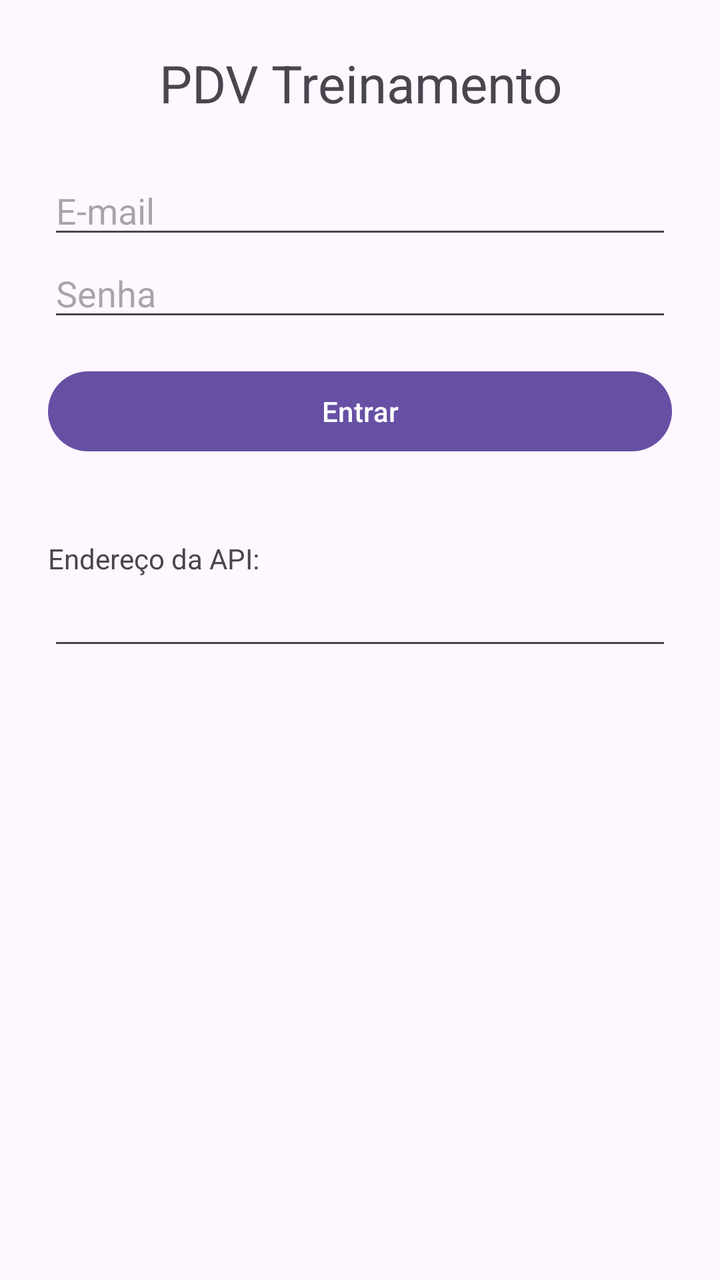
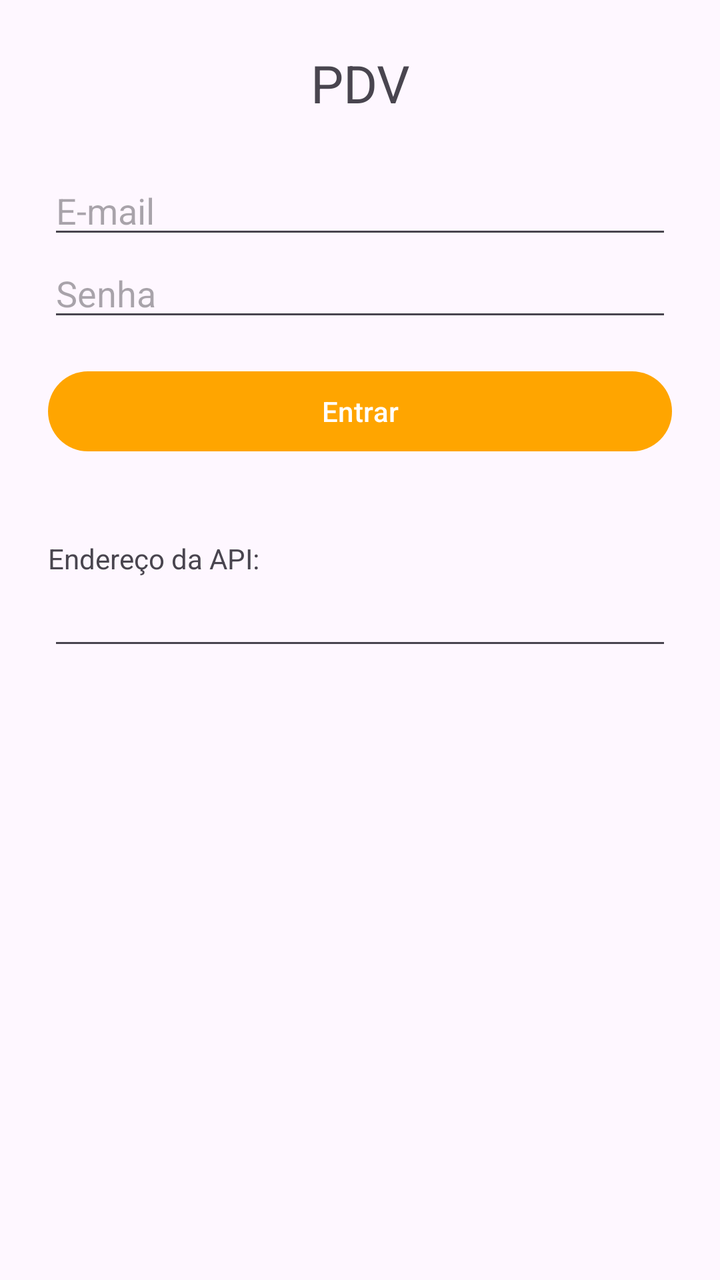

An Android layout rendered at two revisions. The XML below is the earlier revision; the diff shows what the commit changed to produce the second picture.
<!-- AndroidManifest.xml: application theme Theme.Pdv -->
<!-- res/layout/activity_login.xml -->
<?xml version="1.0" encoding="utf-8"?>
<LinearLayout xmlns:android="http://schemas.android.com/apk/res/android"
    android:layout_width="match_parent"
    android:layout_height="match_parent"
    android:orientation="vertical"
    android:padding="24dp">

    <TextView
        android:layout_width="match_parent"
        android:layout_height="wrap_content"
        android:layout_marginBottom="24dp"
        android:gravity="center"
        android:text="PDV Treinamento"
        android:textSize="26sp" />

    <EditText
        android:id="@+id/email"
        android:layout_width="match_parent"
        android:layout_height="wrap_content"
        android:hint="E-mail"
        android:inputType="textEmailAddress" />

    <EditText
        android:id="@+id/senha"
        android:layout_width="match_parent"
        android:layout_height="wrap_content"
        android:hint="Senha"
        android:inputType="textPassword" />

    <Button
        android:id="@+id/entrar"
        android:layout_width="match_parent"
        android:layout_height="wrap_content"
        android:layout_marginTop="16dp"
        android:text="Entrar" />

    <ProgressBar
        android:id="@+id/progresso"
        android:layout_width="wrap_content"
        android:layout_height="wrap_content"
        android:layout_gravity="center_horizontal"
        android:layout_marginTop="16dp"
        android:visibility="gone" />

    <TextView
        android:layout_width="match_parent"
        android:layout_height="wrap_content"
        android:layout_marginTop="40dp"
        android:text="Endereço da API:" />

    <EditText
        android:id="@+id/servidor"
        android:layout_width="match_parent"
        android:layout_height="wrap_content"
        android:inputType="textUri" />
</LinearLayout>
<!-- resources referenced by this layout -->
<resources>
  <style name="Theme.Pdv" parent="Base.Theme.Pdv" />
  <style name="Base.Theme.Pdv" parent="Theme.Material3.DayNight">
          
          
      </style>
</resources>

<!-- the commit's change to res/layout/activity_login.xml (unified diff, before → after) -->
@@ -10,7 +10,7 @@
         android:layout_height="wrap_content"
         android:layout_marginBottom="24dp"
         android:gravity="center"
-        android:text="PDV Treinamento"
+        android:text="PDV"
         android:textSize="26sp" />
 
     <EditText
<!-- resource entries referenced after the edit -->
@@ -3,7 +3,9 @@
   <style name="Theme.Pdv" parent="Base.Theme.Pdv" />
   <style name="Base.Theme.Pdv" parent="Theme.Material3.DayNight">
           
-          
+          <item name="colorPrimary">@color/botao_fundo</item>
+  
       </style>
+  <color name="botao_fundo">#FFA500</color>
 </resources>
 
